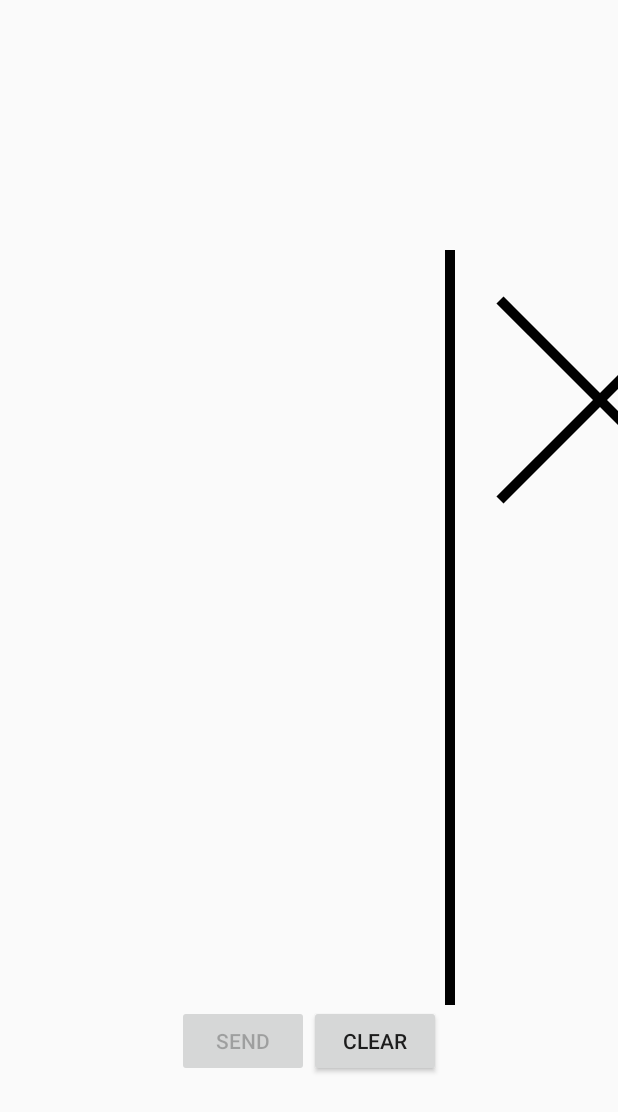
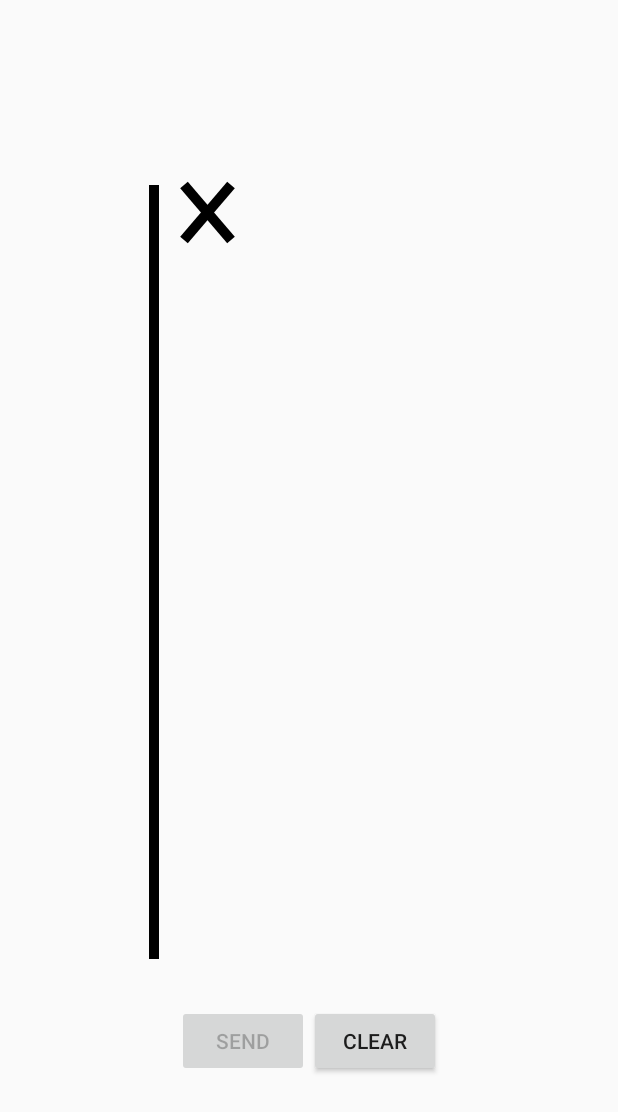
Before and after one commit to 026rus/ceapp, an Android app: the SignatureActivity screen opened directly, with no data from a screen before it, on a phone screen of 412 x 824 dp. Shown: the top 1112 px of the screen. Run offline under Robolectric (Android 15) with nearby library versions, the phone set to English and light mode, and no system bars; 2 statements that could not run were skipped.

Commit message:
firxing scalebality of singnature

```diff
--- a/app/src/main/java/com/example/borodin/cecheckinout/SignatureActivity.java
+++ b/app/src/main/java/com/example/borodin/cecheckinout/SignatureActivity.java
@@ -8,9 +8,11 @@ import android.graphics.Canvas;
 import android.graphics.Color;
 import android.graphics.Paint;
 import android.graphics.Path;
+import android.graphics.Point;
 import android.graphics.RectF;
 import android.graphics.drawable.Drawable;
 import android.os.Bundle;
+import android.view.Display;
 import android.view.MotionEvent;
 import android.view.View;
 import android.widget.Button;
@@ -20,6 +22,7 @@ import java.io.ByteArrayOutputStream;
 
 public class SignatureActivity extends Activity
 {
+	private static final String TAG = "SignatureActivity_TEST";
 	private signature mSignature;
 	private Paint paint;
 	private LinearLayout mContent;
@@ -128,21 +131,39 @@ public class SignatureActivity extends Activity
 		@Override
 		protected void onDraw(Canvas canvas)
 		{
-			// TODO Auto-generated method stub
+			Display display = getWindowManager().getDefaultDisplay();
+			Point size = new Point();
+			display.getSize(size);
+			int width = size.x;
+			int height = size.y;
+			int pw = width * 25 / 100;
+			int ph = height * 15 / 100;
+			int tsize = width * 10 / 100;
+			Utilities.print(TAG, "Width: " + width + " Height: " + height);
+			Utilities.print(TAG, "20 % of Width: " + pw + " 20 % of Height: " + ph);
+			Utilities.print(TAG, "Text size: " + tsize);
+
+			// TODO chenhe all the constant numners
+			// this do not scale to different scrinn sizes
 			setforwrit();
 			canvas.save();
-			int x = 350,
-				y = 550;
-			canvas.rotate((float)90, x, y);
-			paint.setTextSize(90);
-			canvas.drawText(managerName, x, y, paint);
+
+			// disply manager name
+			canvas.rotate((float)90, pw-(tsize+3), ph);
+			paint.setTextSize(tsize);
+			canvas.drawText(managerName, pw, ph, paint);
 			canvas.restore();
 			setfordraw();
 			// draw the cross
-			canvas.drawLine(500, 300, 700, 500, paint);
-			canvas.drawLine(700, 300, 500, 500, paint);
+			int x  = (int)(pw*1.2);
+			int y  = (int)(ph);
+			int x2 = (int)(pw*1.5);
+			int y2 = (int)(ph*1.3);
+			Utilities.print(TAG, "Line x = " + x + " Line Y = " + y);
+			canvas.drawLine( x, y, x2, y2, paint);
+			canvas.drawLine(x2, y, x, y2, paint);
 			// draw the line for signature
-			canvas.drawLine(450, 250, 450, 1800, paint);
+			canvas.drawLine(pw, ph, pw, height - (int)(ph*1.5), paint);
 			canvas.drawPath(path, paint);
 		}
 
```
Also changed, not shown: 1 other file.
